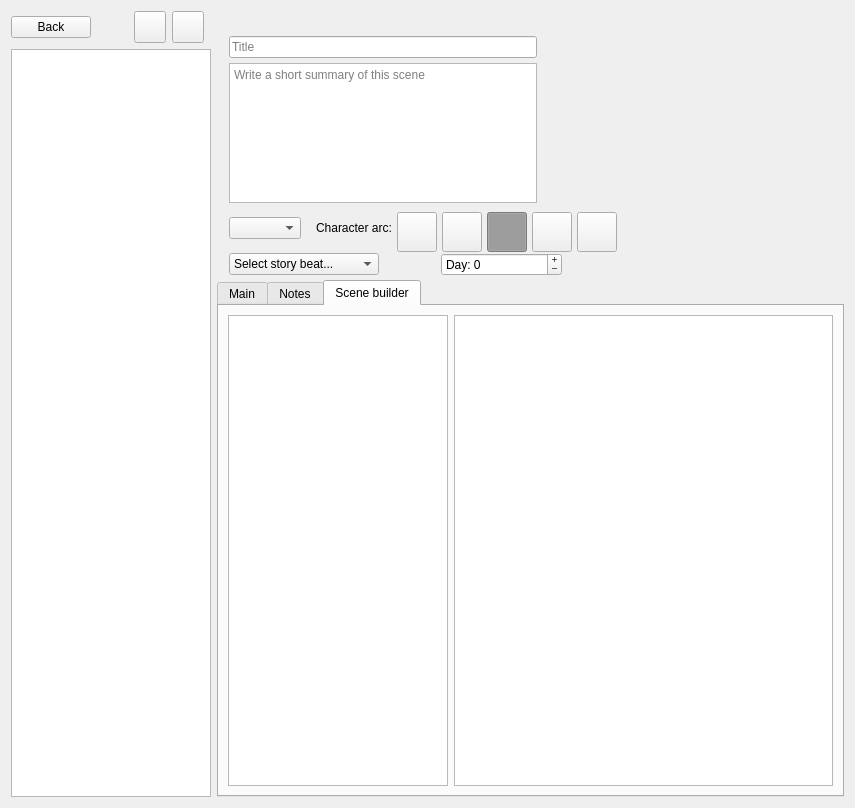
Before: the Qt Designer form ui/scene_editor.ui in zkovari/plotlyst, drawn with Qt 5.
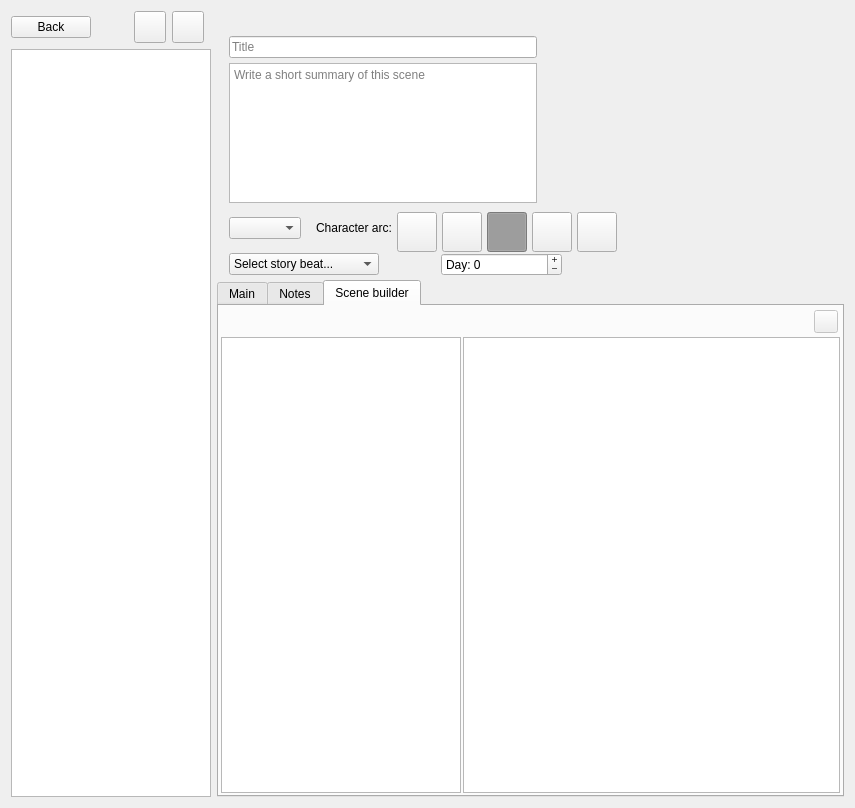
After: the same form once the commit is applied.

What changed in the file:
```diff
--- a/ui/scene_editor.ui
+++ b/ui/scene_editor.ui
@@ -1217,12 +1217,76 @@
         <attribute name="title">
          <string>Scene builder</string>
         </attribute>
+        <layout class="QVBoxLayout" name="verticalLayout_9">
+         <property name="spacing">
+          <number>2</number>
+         </property>
+         <property name="leftMargin">
+          <number>2</number>
+         </property>
+         <property name="topMargin">
+          <number>2</number>
+         </property>
+         <property name="rightMargin">
+          <number>2</number>
+         </property>
+         <property name="bottomMargin">
+          <number>2</number>
+         </property>
+         <item>
+          <widget class="QWidget" name="widget" native="true">
+           <layout class="QHBoxLayout" name="horizontalLayout_16">
+            <property name="spacing">
+             <number>2</number>
+            </property>
+            <property name="leftMargin">
+             <number>2</number>
+            </property>
+            <property name="topMargin">
+             <number>2</number>
+            </property>
+            <property name="rightMargin">
+             <number>2</number>
+            </property>
+            <property name="bottomMargin">
+             <number>2</number>
+            </property>
+            <item>
+             <spacer name="horizontalSpacer_18">
+              <property name="orientation">
+               <enum>Qt::Horizontal</enum>
+              </property>
+              <property name="sizeHint" stdset="0">
+               <size>
+                <width>40</width>
+                <height>20</height>
+               </size>
+              </property>
+             </spacer>
+            </item>
+            <item>
+             <widget class="QToolButton" name="btnDelete">
+              <property name="enabled">
+               <bool>false</bool>
+              </property>
+              <property name="text">
+               <string/>
+              </property>
+              <property name="shortcut">
+               <string>Del</string>
+              </property>
+             </widget>
+            </item>
+           </layout>
+          </widget>
+         </item>
+         <item>
         <layout class="QHBoxLayout" name="horizontalLayout_15">
          <item>
           <widget class="QTreeView" name="treeInventory">
            <property name="maximumSize">
             <size>
-             <width>220</width>
+               <width>240</width>
              <height>16777215</height>
             </size>
            </property>
@@ -1251,10 +1315,15 @@
            <property name="dragDropMode">
             <enum>QAbstractItemView::DragDrop</enum>
            </property>
+             <property name="wordWrap">
+              <bool>true</bool>
+             </property>
            <attribute name="headerVisible">
             <bool>false</bool>
            </attribute>
           </widget>
+           </item>
+          </layout>
          </item>
         </layout>
        </widget>
```
Left out of the diff: 2 changed lines with no effect on the pictures. Lines whose indentation alone changed are shown as unchanged.
